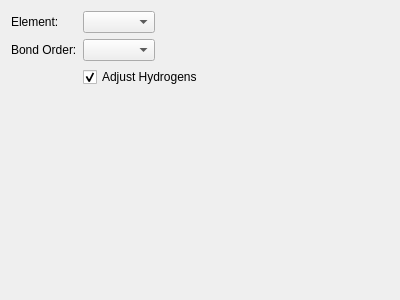
Above: avogadro/qtplugins/editor/editortoolwidget.ui from OpenChemistry/avogadrolibs before the change. Below: the same form after it.
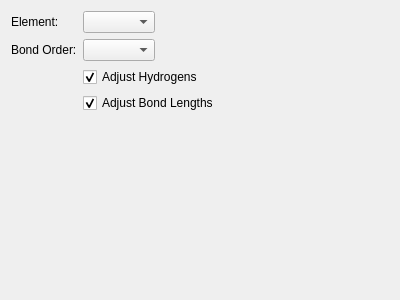
That is the form after the change.

Commit message:
Add a checkbox for adjusting bond lengths during edit
Fix #3004
Sometimes a change in bond or bond order is just annotation

Patch:
```diff
--- a/avogadro/qtplugins/editor/editortoolwidget.ui
+++ b/avogadro/qtplugins/editor/editortoolwidget.ui
@@ -47,6 +47,19 @@
      </property>
     </widget>
    </item>
+   <item row="3" column="1">
+    <widget class="QCheckBox" name="adjustBondLengths">
+     <property name="toolTip">
+      <string>When possible, adjust bond lengths when changing atoms or bond orders</string>
+     </property>
+     <property name="text">
+      <string>Adjust Bond Lengths</string>
+     </property>
+     <property name="checked">
+      <bool>true</bool>
+     </property>
+    </widget>
+   </item>
   </layout>
  </widget>
  <resources/>
```
Left out of the diff: 2 changed lines with no effect on the pictures. The commit also changes 3 other files.
